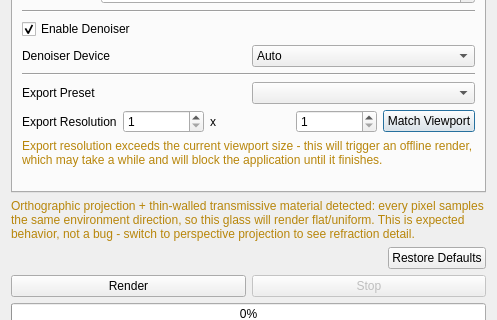
Qt form ui/PathTracingDialog.ui (sharjith/ModelViewer-Qt) before a commit; both pictures show x 0 to 497 and y 131 to 451 of the 497 by 544 pixel window.
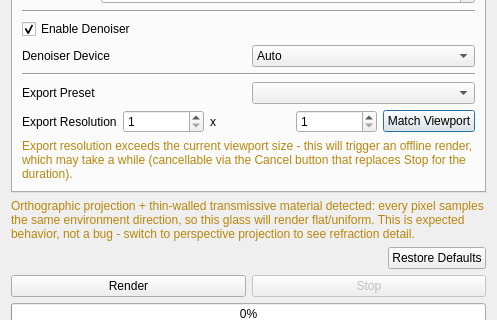
The same form after that commit.

Commit message: Wire GPU offline rendering, cancellation, and export UX fixes

Patch:
```diff
--- a/ui/PathTracingDialog.ui
+++ b/ui/PathTracingDialog.ui
@@ -245,7 +245,7 @@
           <string notr="true">color: #b8860b;</string>
          </property>
          <property name="text">
-          <string>Export resolution exceeds the current viewport size - this will trigger an offline render, which may take a while and will block the application until it finishes.</string>
+          <string>Export resolution exceeds the current viewport size - this will trigger an offline render, which may take a while (cancellable via the Cancel button that replaces Stop for the duration).</string>
          </property>
          <property name="wordWrap">
           <bool>true</bool>
```
The commit also changes 4 other files.
